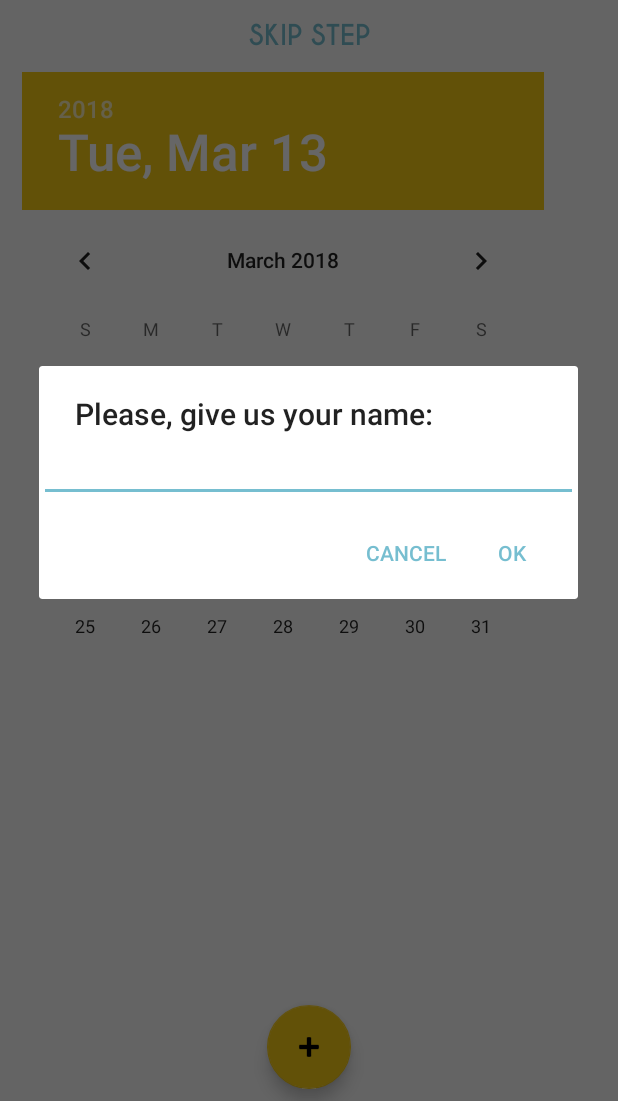
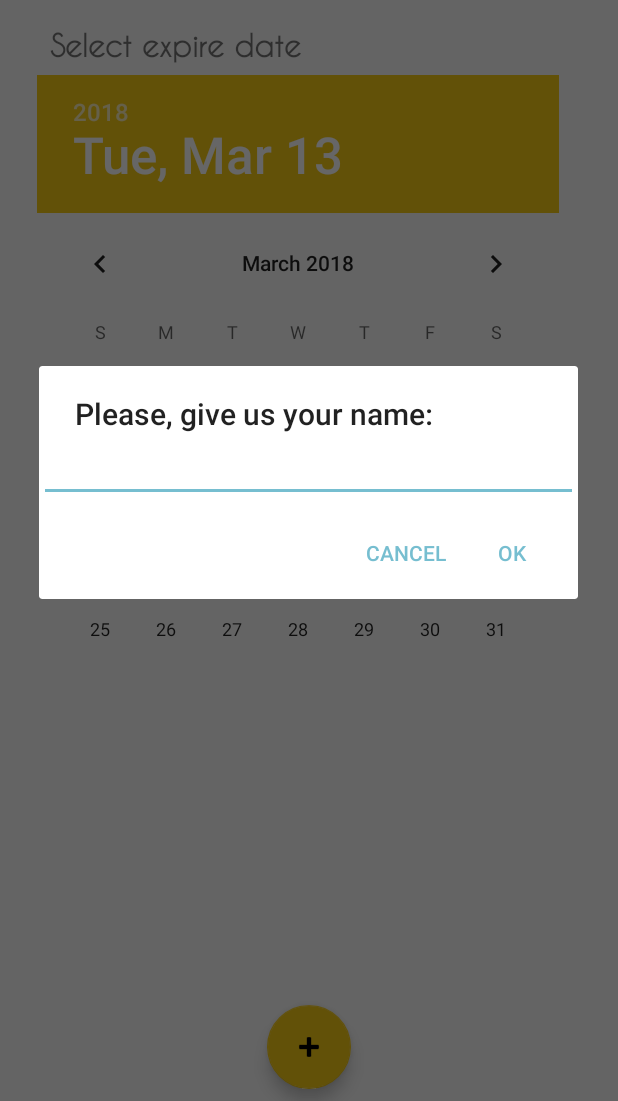
Before and after one commit to pdiez/CommunifyDam, an Android app: the fragment FragmentAddAnuncio_3 placed in its activity, on a phone screen of 412 x 824 dp, the part 135-1236 px from its top. Run offline under Robolectric (Android 15) with nearby library versions, the phone set to English and light mode, and no system bars; our stand-ins replace Firebase (no records; nobody signed in at launch, a user with empty details on screens opened directly); libraries missing offline, so code that uses them is left out: com.mikepenz.iconics, com.mikepenz.materialdrawer; 4 statements that could not run were skipped.

Commit message:
commit RELEASE 1.4

```diff
--- a/app/src/main/java/com/communifydam/app/communify/ComunidadDialog.java
+++ b/app/src/main/java/com/communifydam/app/communify/ComunidadDialog.java
@@ -50,11 +50,11 @@ public class ComunidadDialog extends DialogFragment {
                                        public void onPageSelected(int pos) {
                                            paso = pos;
                                            if (paso==0) {
-                                               prev.setText("Cancelar");
-                                               prev.setEnabled(true);
+                                               prev.setEnabled(false);
                                                next.setEnabled(true);
+                                               next.setText(R.string.next_button);
                                            } else  {
-                                               next.setText("Finalizar");
+                                               next.setText(R.string.next_button2);
                                                prev.setEnabled(true);
                                                next.setEnabled(true);
                                            }
--- a/app/src/main/java/com/communifydam/app/communify/MainActivity.java
+++ b/app/src/main/java/com/communifydam/app/communify/MainActivity.java
@@ -269,13 +269,13 @@ public class MainActivity extends AppCompatActivity implements DialogCloseListen
                 .withTranslucentStatusBar(true)
                 .withToolbar(myToolbar)
                 .addDrawerItems(
-                        new PrimaryDrawerItem().withName("Crear Comunidad").withIcon(R.mipmap.com_add).withIdentifier(1),
-                        new PrimaryDrawerItem().withName("Unirse a comunidad").withIcon(R.mipmap.com_in).withIdentifier(2),
-                        new PrimaryDrawerItem().withName("Salir de una comunidad").withIcon(R.mipmap.com_out).withIdentifier(3),
-                        new PrimaryDrawerItem().withName("Cambiar foto de perfil").withIcon(R.drawable.ic_people).withIdentifier(4),
-                        new PrimaryDrawerItem().withName("Crear un anuncio").withIcon(R.drawable.ic_add).withIdentifier(5),
-                        new PrimaryDrawerItem().withName("Cerrar sesión").withIcon(R.drawable.ic_logout).withIdentifier(6),
-                        new PrimaryDrawerItem().withName("Salir").withIcon(R.drawable.ic_exit).withIdentifier(7)
+                        new PrimaryDrawerItem().withName(getString(R.string.create_community_op)).withIcon(R.mipmap.com_add).withIdentifier(1),
+                        new PrimaryDrawerItem().withName(getString(R.string.join_community_op)).withIcon(R.mipmap.com_in).withIdentifier(2),
+                        new PrimaryDrawerItem().withName(getString(R.string.exit_community_op)).withIcon(R.mipmap.com_out).withIdentifier(3),
+                        new PrimaryDrawerItem().withName(getString(R.string.profile_pic_op)).withIcon(R.drawable.ic_people).withIdentifier(4),
+                        new PrimaryDrawerItem().withName(getString(R.string.create_add_op)).withIcon(R.drawable.ic_add).withIdentifier(5),
+                        new PrimaryDrawerItem().withName(getString(R.string.logout)).withIcon(R.drawable.ic_logout).withIdentifier(6),
+                        new PrimaryDrawerItem().withName(getString(R.string.exit)).withIcon(R.drawable.ic_exit).withIdentifier(7)
                 )
                 .withOnDrawerItemClickListener(new Drawer.OnDrawerItemClickListener() {
                     @Override
--- a/app/src/main/res/layout/add_anuncio_step_3.xml
+++ b/app/src/main/res/layout/add_anuncio_step_3.xml
@@ -46,17 +46,27 @@
         android:layout_width="match_parent"
         android:layout_height="match_parent"
         android:layout_weight="1"
-        android:orientation="vertical">
+        android:orientation="vertical"
+        android:padding="10dp">
 
-        <Button
-            android:id="@+id/button2"
-            style="@style/Widget.AppCompat.Button.Borderless.Colored"
+        <TextView
+            android:id="@+id/text_agregar"
             android:layout_width="match_parent"
             android:layout_height="wrap_content"
-            android:elevation="0dp"
-            android:fontFamily="@font/caviardreamsbold"
-            android:text="@string/wizard_anuncio03_bt_saltar"
-            android:textSize="18sp" />
+            android:layout_marginBottom="8dp"
+            android:layout_marginEnd="8dp"
+            android:layout_marginStart="8dp"
+            android:layout_marginTop="8dp"
+            android:fontFamily="@font/caviardreams"
+            android:paddingLeft="15dp"
+            android:textAlignment="viewStart"
+            android:textSize="20sp"
+            android:textStyle="bold"
+            app:layout_constraintBottom_toTopOf="@+id/textInputLayout"
+            app:layout_constraintEnd_toEndOf="parent"
+            app:layout_constraintStart_toStartOf="parent"
+            app:layout_constraintTop_toTopOf="parent"
+            android:text="@string/select_expire_date" />
 
         <DatePicker
             android:id="@+id/selector_fecha"
--- a/app/src/main/res/layout/anuncio_add.xml
+++ b/app/src/main/res/layout/anuncio_add.xml
@@ -36,7 +36,7 @@
             android:layout_marginBottom="8dp"
             android:layout_marginStart="8dp"
             android:layout_weight="1"
-            android:text="Atras"
+            android:text="@string/back_button"
             app:layout_constraintBottom_toBottomOf="parent"
             app:layout_constraintStart_toStartOf="parent" />
 
@@ -48,7 +48,7 @@
             android:layout_marginBottom="8dp"
             android:layout_marginEnd="8dp"
             android:layout_weight="1"
-            android:text="Siguiente"
+            android:text="@string/next_button"
             app:layout_constraintBottom_toBottomOf="parent"
             app:layout_constraintEnd_toEndOf="parent" />
     </LinearLayout>
--- a/app/src/main/res/layout/comunidad_add.xml
+++ b/app/src/main/res/layout/comunidad_add.xml
@@ -35,7 +35,7 @@
             android:layout_marginBottom="8dp"
             android:layout_marginStart="8dp"
             android:layout_weight="1"
-            android:text="Atras"
+            android:text="@string/back_button"
             app:layout_constraintBottom_toBottomOf="parent"
             app:layout_constraintStart_toStartOf="parent" />
 
@@ -47,7 +47,7 @@
             android:layout_marginBottom="8dp"
             android:layout_marginEnd="8dp"
             android:layout_weight="1"
-            android:text="Siguiente"
+            android:text="@string/next_button"
             app:layout_constraintBottom_toBottomOf="parent"
             app:layout_constraintEnd_toEndOf="parent" />
 
--- a/app/src/main/res/values/strings.xml
+++ b/app/src/main/res/values/strings.xml
@@ -77,4 +77,12 @@
     <string name="sjhz_tv_descripcionAnuncio">Ad´s description</string>
     <string name="sjhz_et_descripcionAnuncio">Description</string>
     <string name="sjhz_tv_eligeComunidad">Choose a community</string>
+    <string name="select_expire_date">Select expire date</string>
+    <string name="create_community_op">Create new community</string>
+    <string name="join_community_op">Join existing community</string>
+    <string name="exit_community_op">Leave community</string>
+    <string name="profile_pic_op">Change profile picture</string>
+    <string name="create_add_op">Create new ad</string>
+    <string name="logout">Logout</string>
+    <string name="exit">Exit</string>
 </resources>
```
Also changed, not shown: 1 other file.
